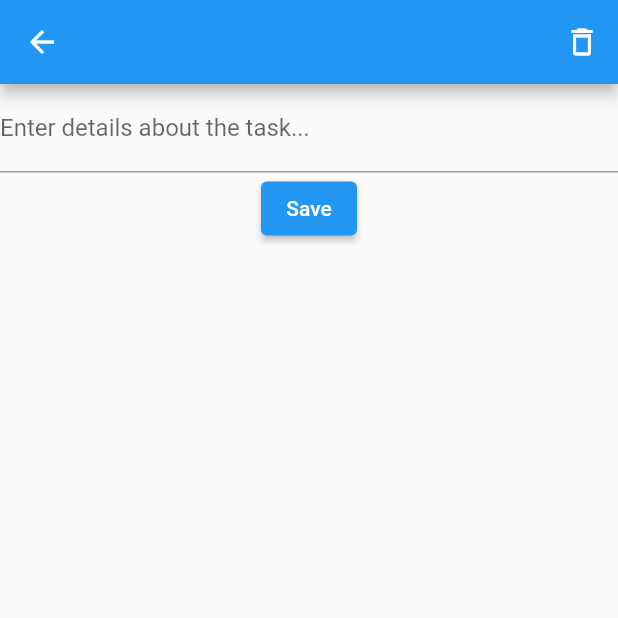
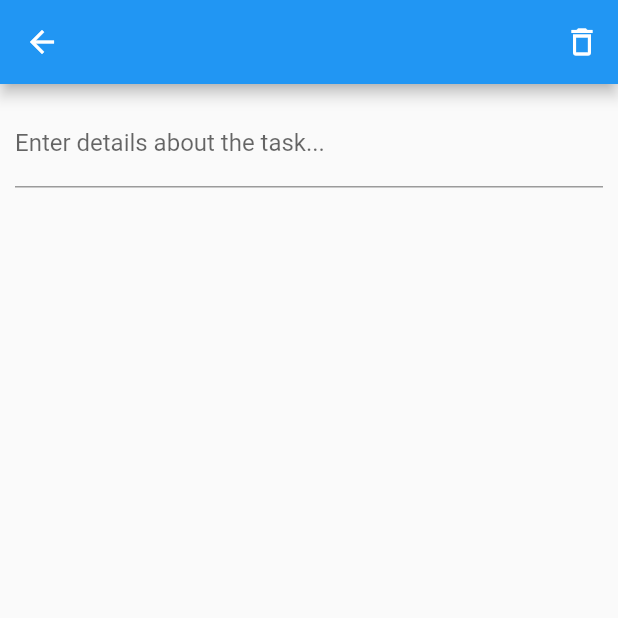
Before and after one commit to edgarmuyomba/flutterProjects, a Flutter app: the Details screen opened directly with empty values, on a phone screen of 412 x 824 dp, the top half of it. Run offline on Flutter 3.47's test engine with Material 2 defaults, Android fonts, the phone set to English and light mode, and no system bars; our stand-ins replace tuple; missing offline and left inert: quotes.

Commit message:
finished todoList

```diff
--- a/todo_list/lib/main.dart
+++ b/todo_list/lib/main.dart
@@ -162,7 +162,6 @@ class _DetailsState extends State<Details> {
   @override
   Widget build(BuildContext context) {
     Task task = widget.task;
-    TextEditingController _details = TextEditingController();
     GlobalKey<FormState> _formKey = GlobalKey<FormState>();
     var appState = context.watch<MyAppState>();
 
@@ -171,6 +170,7 @@ class _DetailsState extends State<Details> {
           leading: IconButton(
               icon: Icon(Icons.arrow_back_outlined),
               onPressed: () {
+                _formKey.currentState!.save();
                 Navigator.pop(context);
               }),
           title: Text(task.description),
@@ -185,14 +185,17 @@ class _DetailsState extends State<Details> {
           ],
         ),
         body: Center(
+            child: Padding(
+          padding: const EdgeInsets.all(10.0),
           child: Column(
             children: [
               Form(
                   key: _formKey,
-                child: TextFormField(
+                  child: Column(
+                    children: [
+                      TextFormField(
                         initialValue:
-                      task.details.length > 0 ? task.description : null,
-                  controller: _details,
+                            task.details.length > 0 ? task.details : '',
                         decoration: InputDecoration(
                             labelText: 'Enter details about the task...'),
                         onSaved: (value) {
@@ -206,15 +209,11 @@ class _DetailsState extends State<Details> {
                             });
                           }
                         },
+                      ),
+                    ],
                   )),
-            ElevatedButton(
-              onPressed: () {
-                _formKey.currentState!.save();
-                FocusScope.of(context).unfocus();
-              },
-              child: Text('Save'),
-            )
             ],
+          ),
         )));
   }
 }
--- a/todo_list/lib/models.dart
+++ b/todo_list/lib/models.dart
@@ -2,10 +2,12 @@ class Task {
   String description;
   String status;
   String details;
+  String due;
 
   Task({
     required this.description,
     this.status = 'Incomplete',
     this.details = '',
+    this.due = '',
   });
 }
```
Lines whose indentation alone changed are shown as unchanged.
